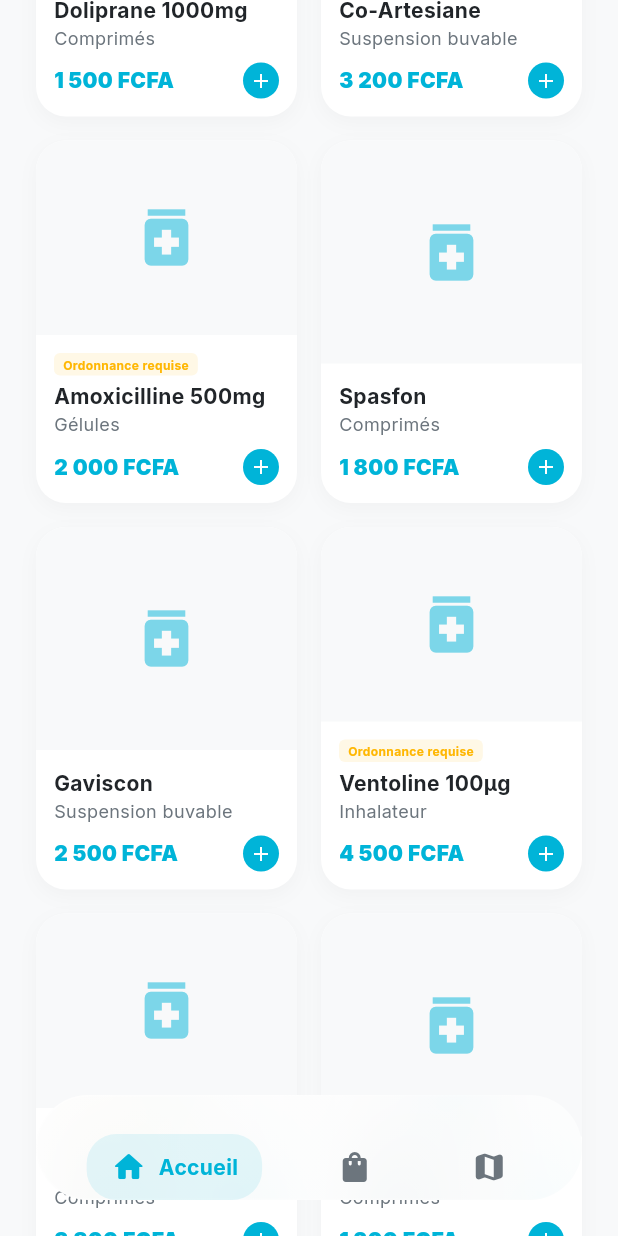
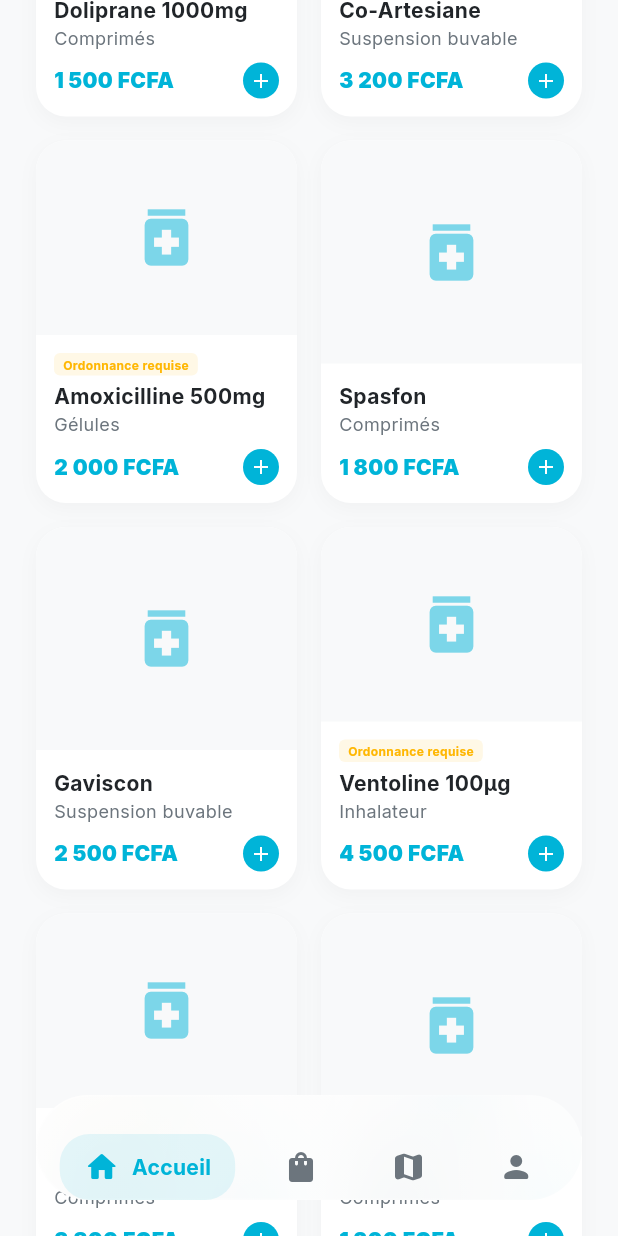
Before and after one commit to trixma-ux/e-pharmacy-ci, a Flutter app: the MainLayoutScreen screen opened by its route, scrolled down 576 dp, on a phone screen of 412 x 824 dp. Run offline on Flutter 3.47's test engine with Material 3 defaults, Android fonts, the phone set to English and light mode, and no system bars; drawn by our look-alikes of flutter_animate, glassmorphism; our stand-ins replace cloud_firestore, firebase_auth, firebase_core, flutter_map, flutter_riverpod, go_router and 2 more; accounts and stored records are empty.

Commit message:
deploy: update profile and dynamic greeting

```diff
--- a/pharmaflow/lib/features/auth/data/auth_repository.dart
+++ b/pharmaflow/lib/features/auth/data/auth_repository.dart
@@ -108,6 +108,12 @@
   Future<void> signOut() async {
     await _auth.signOut();
   }
+
+  Future<void> updateProfilePhoto(String uid, String photoUrl) async {
+    await _firestore.collection('users').doc(uid).update({
+      'photoUrl': photoUrl,
+    });
+  }
 }
 
 // Provider simple sans annotation @riverpod
--- a/pharmaflow/lib/features/auth/domain/models/user_model.dart
+++ b/pharmaflow/lib/features/auth/domain/models/user_model.dart
@@ -5,6 +5,7 @@
   final String recoveryEmail;
   final String role; // 'patient' ou 'pharmacist'
   final DateTime createdAt;
+  final String? photoUrl;
 
   const UserModel({
     required this.id,
@@ -13,6 +14,7 @@
     required this.recoveryEmail,
     required this.role,
     required this.createdAt,
+    this.photoUrl,
   });
 
   UserModel copyWith({
@@ -22,6 +24,7 @@
     String? recoveryEmail,
     String? role,
     DateTime? createdAt,
+    String? photoUrl,
   }) {
     return UserModel(
       id: id ?? this.id,
@@ -30,6 +33,7 @@
       recoveryEmail: recoveryEmail ?? this.recoveryEmail,
       role: role ?? this.role,
       createdAt: createdAt ?? this.createdAt,
+      photoUrl: photoUrl ?? this.photoUrl,
     );
   }
 
@@ -41,6 +45,7 @@
       'recoveryEmail': recoveryEmail,
       'role': role,
       'createdAt': createdAt.toIso8601String(),
+      'photoUrl': photoUrl,
     };
   }
 
@@ -54,6 +59,7 @@
       createdAt: map['createdAt'] != null
           ? DateTime.parse(map['createdAt'])
           : DateTime.now(),
+      photoUrl: map['photoUrl'],
     );
   }
 }
--- a/pharmaflow/lib/features/patient/presentation/screens/home_screen.dart
+++ b/pharmaflow/lib/features/patient/presentation/screens/home_screen.dart
@@ -1,16 +1,18 @@
 import 'package:flutter/material.dart';
 import 'package:flutter_animate/flutter_animate.dart';
+import 'package:flutter_riverpod/flutter_riverpod.dart';
 import '../../../../core/theme/app_colors.dart';
+import '../../../auth/presentation/controllers/auth_controller.dart';
 import '../widgets/medicine_card.dart';
 
-class HomeScreen extends StatefulWidget {
+class HomeScreen extends ConsumerStatefulWidget {
   const HomeScreen({super.key});
 
   @override
-  State<HomeScreen> createState() => _HomeScreenState();
+  ConsumerState<HomeScreen> createState() => _HomeScreenState();
 }
 
-class _HomeScreenState extends State<HomeScreen> {
+class _HomeScreenState extends ConsumerState<HomeScreen> {
   final TextEditingController _searchController = TextEditingController();
   String _searchQuery = '';
 
@@ -143,6 +145,19 @@
   @override
   Widget build(BuildContext context) {
     final filtered = _filteredMedicines;
+    final authState = ref.watch(authControllerProvider);
+
+    final userName = authState.when(
+      data: (user) => user?.name ?? 'Patient',
+      loading: () => '...',
+      error: (_, __) => 'Patient',
+    );
+
+    final userPhoto = authState.when(
+      data: (user) => user?.photoUrl,
+      loading: () => null,
+      error: (_, __) => null,
+    );
 
     return Scaffold(
       backgroundColor: AppColors.backgroundLight,
@@ -161,11 +176,11 @@
                   child: Row(
                     mainAxisAlignment: MainAxisAlignment.spaceBetween,
                     children: [
-                      const Column(
+                      Column(
                         crossAxisAlignment: CrossAxisAlignment.start,
                         mainAxisAlignment: MainAxisAlignment.center,
                         children: [
-                          Text(
+                          const Text(
                             'Bonjour, 👋',
                             style: TextStyle(
                               color: AppColors.textSecondaryLight,
@@ -173,8 +188,8 @@
                             ),
                           ),
                           Text(
-                            'Marc Patient',
-                            style: TextStyle(
+                            userName,
+                            style: const TextStyle(
                               color: AppColors.textPrimaryLight,
                               fontSize: 20,
                               fontWeight: FontWeight.bold,
@@ -182,6 +197,8 @@
                           ),
                         ],
                       ),
+                      Row(
+                        children: [
                           Container(
                             decoration: BoxDecoration(
                               color: AppColors.surfaceLight,
@@ -198,6 +215,47 @@
                               icon: const Icon(Icons.notifications_none_rounded, color: AppColors.primary),
                               onPressed: () {},
                             ),
+                          ),
+                          const SizedBox(width: 12),
+                          Container(
+                            width: 44,
+                            height: 44,
+                            decoration: BoxDecoration(
+                              shape: BoxShape.circle,
+                              color: Colors.white,
+                              boxShadow: [
+                                BoxShadow(
+                                  color: Colors.black.withValues(alpha: 0.05),
+                                  blurRadius: 10,
+                                  offset: const Offset(0, 4),
+                                ),
+                              ],
+                              border: Border.all(color: AppColors.primary.withValues(alpha: 0.2), width: 2),
+                            ),
+                            child: ClipOval(
+                              child: userPhoto != null && userPhoto.isNotEmpty
+                                  ? Image.network(
+                                      userPhoto,
+                                      fit: BoxFit.cover,
+                                      errorBuilder: (context, error, stackTrace) =>
+                                          const Icon(Icons.person, color: AppColors.primary),
+                                    )
+                                  : Container(
+                                      color: AppColors.primaryLight.withValues(alpha: 0.3),
+                                      child: Center(
+                                        child: Text(
+                                          userName.isNotEmpty ? userName[0].toUpperCase() : 'P',
+                                          style: const TextStyle(
+                                            fontSize: 20,
+                                            fontWeight: FontWeight.bold,
+                                            color: AppColors.primaryDark,
+                                          ),
+                                        ),
+                                      ),
+                                    ),
+                            ),
+                          ),
+                        ],
                       )
                     ],
                   ),
@@ -385,7 +443,7 @@
                 ),
               ),
 
-            const SliverToBoxAdapter(child: SizedBox(height: 32)),
+            const SliverToBoxAdapter(child: SizedBox(height: 120)), // Espace supplémentaire pour la barre de navigation flottante
           ],
         ),
       ),
--- a/pharmaflow/lib/features/patient/presentation/screens/main_layout_screen.dart
+++ b/pharmaflow/lib/features/patient/presentation/screens/main_layout_screen.dart
@@ -5,6 +5,7 @@
 import 'home_screen.dart';
 import 'cart_screen.dart';
 import 'pharmacy_map_screen.dart';
+import 'profile_screen.dart';
 
 class MainLayoutScreen extends StatefulWidget {
   const MainLayoutScreen({super.key});
@@ -20,6 +21,7 @@
     const HomeScreen(),
     const CartScreen(),
     const PharmacyMapScreen(),
+    const ProfileScreen(),
   ];
 
   @override
@@ -68,6 +70,7 @@
                   _buildNavItem(icon: Icons.home_rounded, label: 'Accueil', index: 0),
                   _buildNavItem(icon: Icons.shopping_bag_rounded, label: 'Panier', index: 1),
                   _buildNavItem(icon: Icons.map_rounded, label: 'Carte', index: 2),
+                  _buildNavItem(icon: Icons.person_rounded, label: 'Profil', index: 3),
                 ],
               ),
             ).animate().slideY(begin: 1, duration: 500.ms, curve: Curves.easeOutBack),
```
Also changed, not shown: pharmaflow/lib/features/auth/presentation/controllers/auth_controller.dart (+8 -0 lines), pharmaflow/lib/features/patient/presentation/screens/profile_screen.dart (added, +375 -0 lines). Lines whose indentation alone changed are shown as unchanged.
